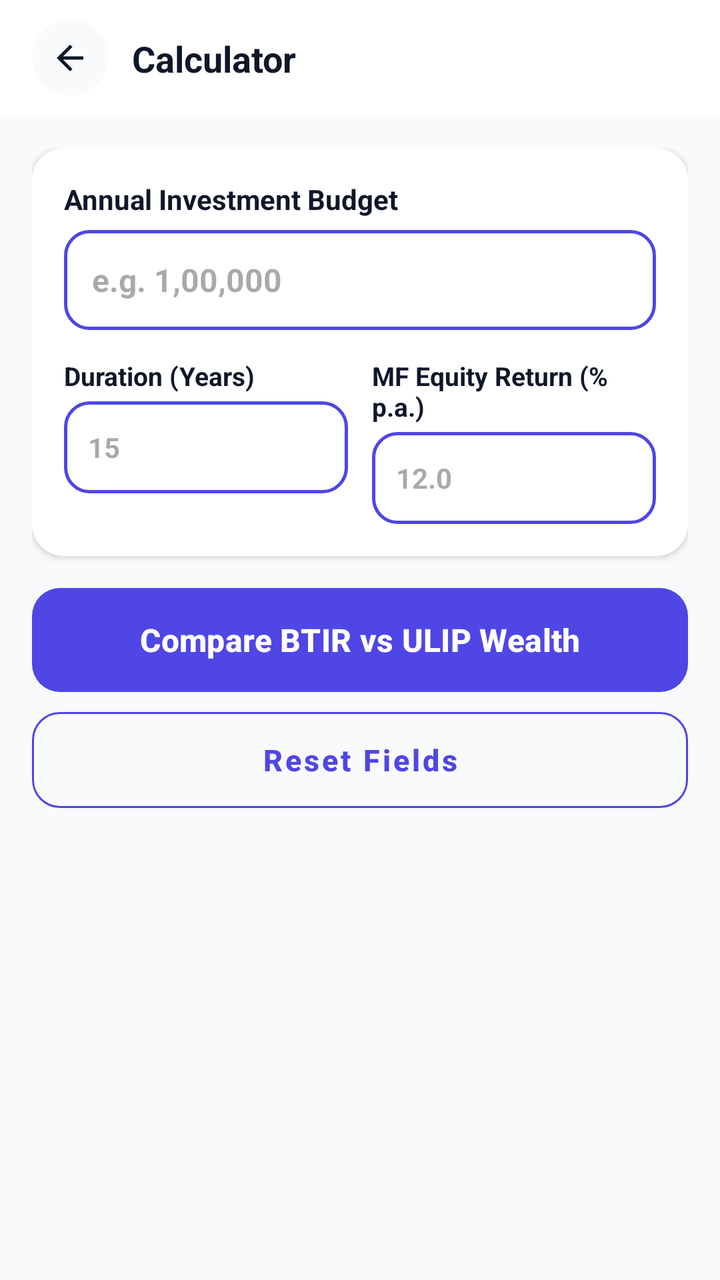
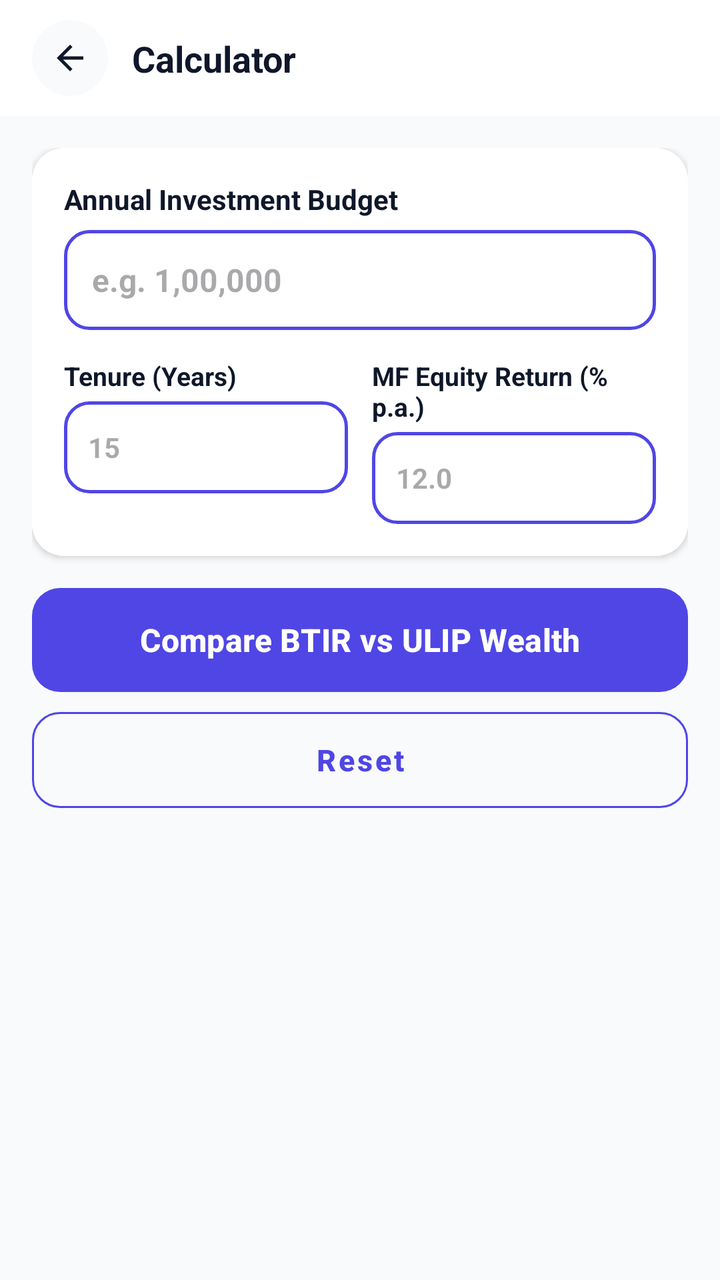

Screens rendered from an Android XML layout before and after an edit, with the pre-edit source and the edit as a unified diff.
<!-- AndroidManifest.xml: application theme Theme.Calculatoremi -->
<!-- res/layout/activity_btir_vs_ulip.xml -->
<?xml version="1.0" encoding="utf-8"?>
<LinearLayout xmlns:android="http://schemas.android.com/apk/res/android"
    xmlns:app="http://schemas.android.com/apk/res-auto"
    android:layout_width="match_parent"
    android:layout_height="match_parent"
    android:background="@color/background"
    android:orientation="vertical">

    
    <include layout="@layout/layout_calculator_header" />

    
    <androidx.core.widget.NestedScrollView
        android:id="@+id/centerBodyLayout"
        android:layout_width="match_parent"
        android:layout_height="match_parent"
        android:clipToPadding="false"
        android:paddingBottom="40dp"
        android:fillViewport="true">

        <LinearLayout
            android:layout_width="match_parent"
            android:layout_height="wrap_content"
            android:orientation="vertical"
            android:padding="16dp">

            
            <com.google.android.material.card.MaterialCardView
                android:layout_width="match_parent"
                android:layout_height="wrap_content"
                app:cardCornerRadius="16dp"
                app:cardElevation="2dp"
                app:strokeWidth="0dp"
                android:layout_marginBottom="16dp">

                <LinearLayout
                    android:layout_width="match_parent"
                    android:layout_height="wrap_content"
                    android:orientation="vertical"
                    android:background="@color/surface"
                    android:padding="16dp">

                    <TextView
                        android:layout_width="wrap_content"
                        android:layout_height="wrap_content"
                        android:text="Annual Investment Budget"
                        android:textColor="@color/text_primary"
                        android:textSize="14sp"
                        android:textStyle="bold" />

                    <EditText
                        android:id="@+id/etAnnualBudget"
                        android:layout_width="match_parent"
                        android:layout_height="50dp"
                        android:layout_marginTop="6dp"
                        android:background="@drawable/numeric_input_border"
                        android:hint="e.g. 1,00,000"
                        android:inputType="numberDecimal"
                        android:paddingHorizontal="14dp"
                        android:textColor="@color/text_primary"
                        android:textSize="16sp"
                        android:textStyle="bold" />

                    <LinearLayout
                        android:layout_width="match_parent"
                        android:layout_height="wrap_content"
                        android:layout_marginTop="14dp"
                        android:orientation="horizontal">

                        <LinearLayout
                            android:layout_width="0dp"
                            android:layout_height="wrap_content"
                            android:layout_weight="1"
                            android:layout_marginEnd="6dp"
                            android:orientation="vertical">

                            <TextView
                                android:layout_width="wrap_content"
                                android:layout_height="wrap_content"
                                android:text="Duration (Years)"
                                android:textColor="@color/text_primary"
                                android:textSize="13sp"
                                android:textStyle="bold" />

                            <EditText
                                android:id="@+id/etTenureYears"
                                android:layout_width="match_parent"
                                android:layout_height="46dp"
                                android:layout_marginTop="4dp"
                                android:background="@drawable/numeric_input_border"
                                android:hint="15"
                                android:inputType="number"
                                android:paddingHorizontal="12dp"
                                android:textColor="@color/text_primary"
                                android:textSize="14sp"
                                android:textStyle="bold" />
                        </LinearLayout>

                        <LinearLayout
                            android:layout_width="0dp"
                            android:layout_height="wrap_content"
                            android:layout_weight="1"
                            android:layout_marginStart="6dp"
                            android:orientation="vertical">

                            <TextView
                                android:layout_width="wrap_content"
                                android:layout_height="wrap_content"
                                android:text="MF Equity Return (% p.a.)"
                                android:textColor="@color/text_primary"
                                android:textSize="13sp"
                                android:textStyle="bold" />

                            <EditText
                                android:id="@+id/etEquityReturn"
                                android:layout_width="match_parent"
                                android:layout_height="46dp"
                                android:layout_marginTop="4dp"
                                android:background="@drawable/numeric_input_border"
                                android:hint="12.0"
                                android:inputType="numberDecimal"
                                android:paddingHorizontal="12dp"
                                android:textColor="@color/text_primary"
                                android:textSize="14sp"
                                android:textStyle="bold" />
                        </LinearLayout>
                    </LinearLayout>

                </LinearLayout>
            </com.google.android.material.card.MaterialCardView>



            
            <com.google.android.material.button.MaterialButton
                android:id="@+id/btnCalculate"
                android:layout_width="match_parent"
                android:layout_height="52dp"
                android:text="Compare BTIR vs ULIP Wealth"
                android:textAllCaps="false"
                android:textColor="#FFFFFF"
                android:textSize="16sp"
                android:textStyle="bold"
                android:insetTop="0dp"
                android:insetBottom="0dp"
                app:backgroundTint="@color/primary"
                app:cornerRadius="14dp" />

            <com.google.android.material.button.MaterialButton
                android:id="@+id/btnReset"
                style="@style/Widget.MaterialComponents.Button.OutlinedButton"
                android:layout_width="match_parent"
                android:layout_height="48dp"
                android:layout_marginTop="10dp"
                android:text="Reset Fields"
                android:textAllCaps="false"
                android:textColor="@color/primary"
                android:textSize="15sp"
                android:textStyle="bold"
                android:insetTop="0dp"
                android:insetBottom="0dp"
                app:cornerRadius="14dp"
                app:strokeColor="@color/primary" />

        </LinearLayout>
    </androidx.core.widget.NestedScrollView>

</LinearLayout>
<!-- res/layout/layout_calculator_header.xml (included above) -->
<?xml version="1.0" encoding="utf-8"?>
<androidx.constraintlayout.widget.ConstraintLayout xmlns:android="http://schemas.android.com/apk/res/android"
    xmlns:app="http://schemas.android.com/apk/res-auto"
    android:id="@+id/calculatorHeader"
    android:layout_width="match_parent"
    android:layout_height="wrap_content"
    android:minHeight="56dp"
    android:background="@color/surface"
    android:elevation="0dp"
    android:paddingStart="16dp"
    android:paddingEnd="16dp"
    android:paddingTop="10dp"
    android:paddingBottom="10dp">

    <com.google.android.material.card.MaterialCardView
        android:id="@+id/btnBackContainer"
        android:layout_width="38dp"
        android:layout_height="38dp"
        app:cardBackgroundColor="@color/background"
        app:cardCornerRadius="19dp"
        app:cardElevation="0dp"
        app:strokeWidth="0dp"
        app:layout_constraintBottom_toBottomOf="parent"
        app:layout_constraintStart_toStartOf="parent"
        app:layout_constraintTop_toTopOf="parent">

        <ImageView
            android:id="@+id/btnBack"
            android:layout_width="20dp"
            android:layout_height="20dp"
            android:layout_gravity="center"
            android:src="@drawable/ic_arrow_back"
            app:tint="@color/text_primary" />
    </com.google.android.material.card.MaterialCardView>

    <TextView
        android:id="@+id/txtTitle"
        android:layout_width="0dp"
        android:layout_height="wrap_content"
        android:layout_marginStart="12dp"
        android:layout_marginEnd="12dp"
        android:text="Calculator"
        android:textColor="@color/text_primary"
        android:textSize="18sp"
        android:textStyle="bold"
        android:maxLines="1"
        android:ellipsize="end"
        app:layout_constraintBottom_toBottomOf="parent"
        app:layout_constraintEnd_toEndOf="parent"
        app:layout_constraintStart_toEndOf="@id/btnBackContainer"
        app:layout_constraintTop_toTopOf="parent" />

</androidx.constraintlayout.widget.ConstraintLayout>
<!-- resources referenced by this layout -->
<resources>
  <color name="background">#F8FAFC</color>
  <color name="primary">#4F46E5</color>
  <color name="surface">#FFFFFF</color>
  <color name="text_primary">#0F172A</color>
  <!-- drawable ic_arrow_back (drawable) -->
  <vector xmlns:android="http://schemas.android.com/apk/res/android"
      android:width="24dp"
      android:height="24dp"
      android:viewportWidth="960"
      android:viewportHeight="960">
    <path
        android:pathData="m313,520 l224,224 -57,56 -320,-320 320,-320 57,56 -224,224h487v80L313,520Z"
        android:fillColor="#e3e3e3"/>
  </vector>
  <!-- drawable numeric_input_border (drawable) -->
  <?xml version="1.0" encoding="utf-8"?>
  <shape xmlns:android="http://schemas.android.com/apk/res/android"
      android:shape="rectangle">
  
      <solid android:color="@color/surface"/>
  
      <stroke
          android:width="1.5dp"
          android:color="@color/primary"/>
  
      <corners android:radius="12dp"/>
  </shape>
  <style name="Theme.Calculatoremi" parent="Base.Theme.Calculatoremi" />
  <style name="Base.Theme.Calculatoremi" parent="Theme.Material3.DayNight.NoActionBar">
          <item name="android:statusBarColor">@android:color/transparent</item>
          <item name="android:navigationBarColor">@android:color/transparent</item>
          <item name="android:windowLightStatusBar">true</item>
          <item name="android:windowLightNavigationBar">true</item>
          <item name="colorPrimary">@color/primary</item>
          <item name="colorOnPrimary">#FFFFFF</item>
          <item name="colorSecondary">@color/gradient_accent</item>
          <item name="colorOnSecondary">#FFFFFF</item>
      </style>
  <color name="gradient_accent">#818CF8</color>
</resources>

<!-- the commit's change to res/layout/activity_btir_vs_ulip.xml (unified diff, before → after) -->
@@ -1,4 +1,5 @@
 <?xml version="1.0" encoding="utf-8"?>
+
 <LinearLayout xmlns:android="http://schemas.android.com/apk/res/android"
     xmlns:app="http://schemas.android.com/apk/res-auto"
     android:layout_width="match_parent"
@@ -43,7 +44,7 @@
                     <TextView
                         android:layout_width="wrap_content"
                         android:layout_height="wrap_content"
-                        android:text="Annual Investment Budget"
+                        android:text="@string/label_annual_investment_budget"
                         android:textColor="@color/text_primary"
                         android:textSize="14sp"
                         android:textStyle="bold" />
@@ -77,7 +78,7 @@
                             <TextView
                                 android:layout_width="wrap_content"
                                 android:layout_height="wrap_content"
-                                android:text="Duration (Years)"
+                                android:text="@string/label_tenure_years"
                                 android:textColor="@color/text_primary"
                                 android:textSize="13sp"
                                 android:textStyle="bold" />
@@ -106,7 +107,7 @@
                             <TextView
                                 android:layout_width="wrap_content"
                                 android:layout_height="wrap_content"
-                                android:text="MF Equity Return (% p.a.)"
+                                android:text="@string/label_mf_equity_return"
                                 android:textColor="@color/text_primary"
                                 android:textSize="13sp"
                                 android:textStyle="bold" />
@@ -136,7 +137,7 @@
                 android:id="@+id/btnCalculate"
                 android:layout_width="match_parent"
                 android:layout_height="52dp"
-                android:text="Compare BTIR vs ULIP Wealth"
+                android:text="@string/btn_compare_btir_ulip"
                 android:textAllCaps="false"
                 android:textColor="#FFFFFF"
                 android:textSize="16sp"
@@ -152,7 +153,7 @@
                 android:layout_width="match_parent"
                 android:layout_height="48dp"
                 android:layout_marginTop="10dp"
-                android:text="Reset Fields"
+                android:text="@string/btn_reset"
                 android:textAllCaps="false"
                 android:textColor="@color/primary"
                 android:textSize="15sp"
<!-- resource entries referenced after the edit -->
@@ -27,6 +27,11 @@
   
       <corners android:radius="12dp"/>
   </shape>
+  <string name="btn_compare_btir_ulip">Compare BTIR vs ULIP Wealth</string>
+  <string name="btn_reset">Reset</string>
+  <string name="label_annual_investment_budget">Annual Investment Budget</string>
+  <string name="label_mf_equity_return">MF Equity Return (% p.a.)</string>
+  <string name="label_tenure_years">Tenure (Years)</string>
   <style name="Theme.Calculatoremi" parent="Base.Theme.Calculatoremi" />
   <style name="Base.Theme.Calculatoremi" parent="Theme.Material3.DayNight.NoActionBar">
           <item name="android:statusBarColor">@android:color/transparent</item>
